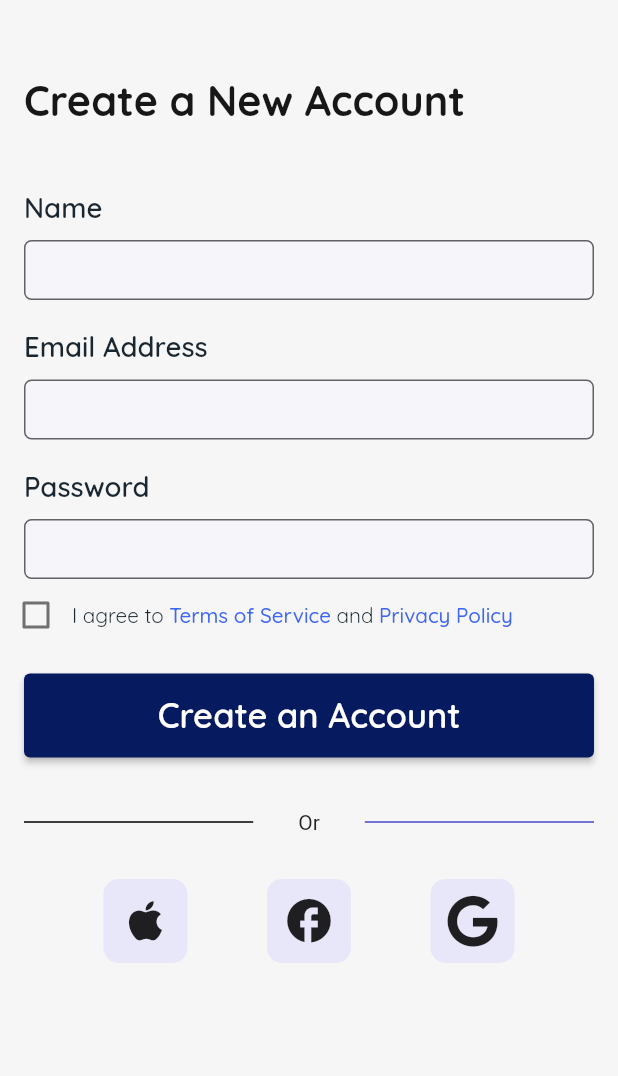
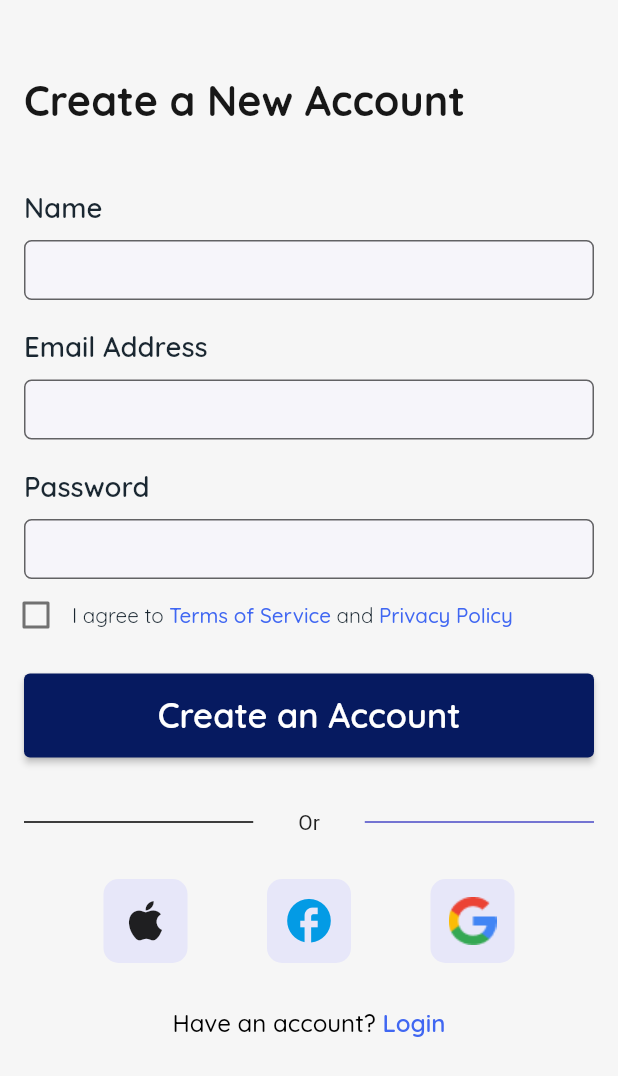
Before and after one commit to sobuur0/kumvent, a Flutter app: the screen it shows after launch, on a phone screen of 412 x 824 dp. Shown: the top 1076 px of the screen. Run offline on Flutter 3.47's test engine with Material 2 defaults, Android fonts, the phone set to English and light mode, and no system bars; our stand-ins replace flutter_screenutil, google_fonts.

```diff
--- a/lib/presentation/pages/sign_in_page.dart
+++ b/lib/presentation/pages/sign_in_page.dart
@@ -2,7 +2,6 @@ import 'package:flutter/material.dart';
 import 'package:kumvent/constants/app_styles.dart';
 import 'package:kumvent/constants/colours.dart';
 import 'package:kumvent/presentation/widgets/icon_container.dart';
-import 'package:font_awesome_flutter/font_awesome_flutter.dart';
 
 class SignInPage extends StatefulWidget {
   const SignInPage({Key? key}) : super(key: key);
@@ -251,25 +250,54 @@ class _SignInPageState extends State<SignInPage> {
                 mainAxisAlignment: MainAxisAlignment.spaceEvenly,
                 children: const [
                   IconContainer(
-                    icon: Icon(
+                    child: Icon(
                       Icons.apple,
                       size: 35.0,
                     ),
                   ),
                   IconContainer(
-                    icon: Icon(
+                    child: Icon(
                       Icons.facebook,
                       size: 35.0,
+                      color: Color(0xFF039BE5),
                     ),
                   ),
                   IconContainer(
-                    icon: Icon(
-                      FontAwesomeIcons.google,
-                      size: 35.0,
+                    child: Image(
+                      image: AssetImage('images/google.png'),
                     ),
                   ),
                 ],
               ),
+            ),
+            const SizedBox(
+              height: 20.0,
+            ),
+            Row(
+              mainAxisAlignment: MainAxisAlignment.center,
+              children: [
+                Text.rich(
+                  TextSpan(
+                    children: [
+                      TextSpan(
+                        text: 'Have an account? ',
+                        style: TextStyles.medium(
+                          color: Colors.black,
+                          fontSize: 14.0,
+                        ),
+                      ),
+                      TextSpan(
+                        text: 'Login',
+                        style: TextStyles.semiBold(
+                          color: kBlueShadeColor,
+                          fontSize: 14.0,
+                        ),
+                      ),
+                    ],
+                  ),
+                  textAlign: TextAlign.center,
+                ),
+              ],
             ),
           ],
         ),
--- a/lib/presentation/widgets/icon_container.dart
+++ b/lib/presentation/widgets/icon_container.dart
@@ -2,10 +2,10 @@ import 'package:flutter/material.dart';
 import 'package:kumvent/constants/colours.dart';
 
 class IconContainer extends StatelessWidget {
-  final Widget icon;
+  final Widget child;
 
   const IconContainer({
-    required this.icon,
+    required this.child,
     Key? key,
   }) : super(key: key);
 
@@ -20,7 +20,7 @@ class IconContainer extends StatelessWidget {
           borderRadius: BorderRadius.circular(10.0),
         ),
       ),
-      child: icon,
+      child: child,
     );
   }
 }
```
Also changed, not shown: images/google.png (added).
